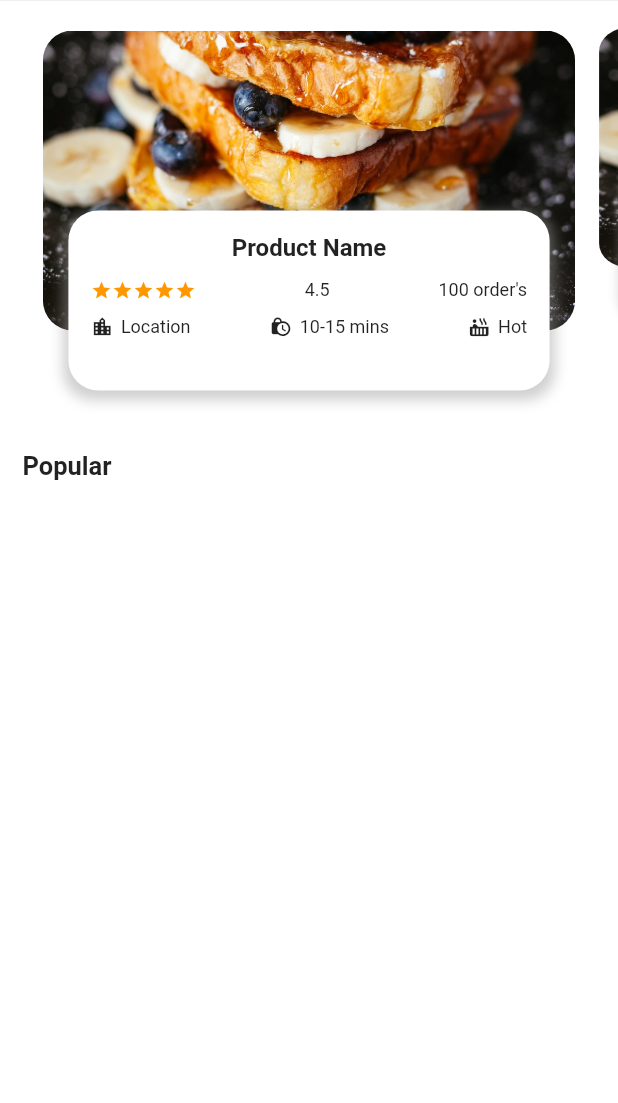
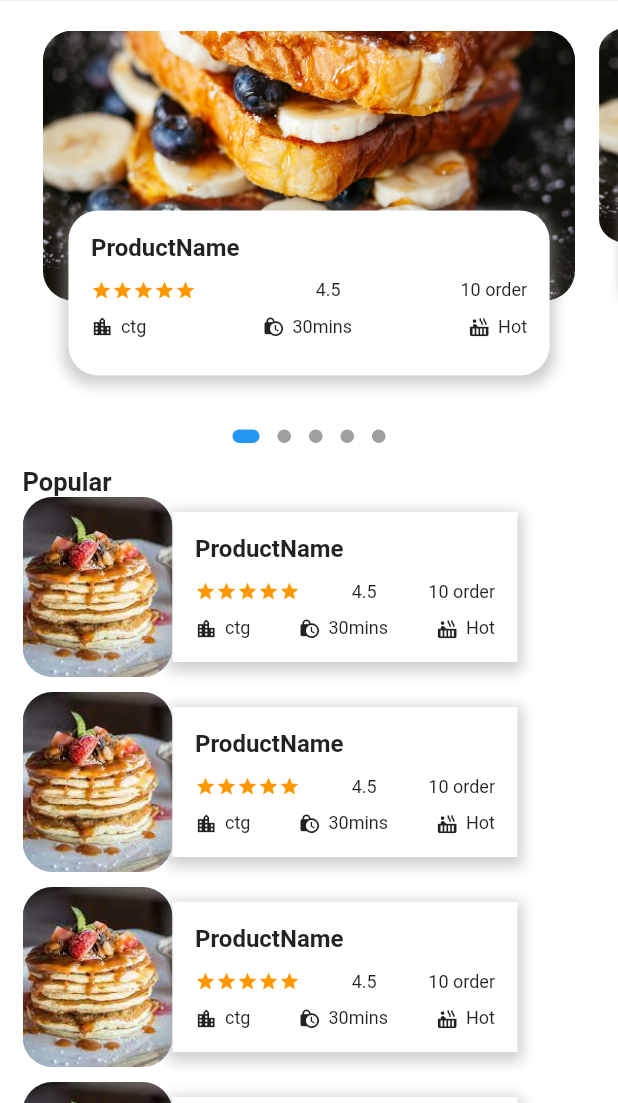
Before and after one commit to jahidul96/Flutter_FoodApp, a Flutter app: the screen it shows after launch, on a phone screen of 412 x 824 dp, the part 133-1236 px from its top. Run offline on Flutter 3.47's test engine with Material 2 defaults, Android fonts, the phone set to English and light mode, and no system bars; drawn by our look-alikes of dots_indicator; our stand-ins replace get.

Commit message:
home screen ui added

```diff
--- a/lib/components/CardBottomContent.dart
+++ b/lib/components/CardBottomContent.dart
@@ -23,7 +23,7 @@ class CardBottomContent extends StatelessWidget {
               Container(
                 margin: const EdgeInsets.only(left: 5),
                 child: TextWidget(
-                  text: "Location",
+                  text: "ctg",
                   size: 12,
                 ),
               )
@@ -38,7 +38,7 @@ class CardBottomContent extends StatelessWidget {
               Container(
                 margin: const EdgeInsets.only(left: 5),
                 child: TextWidget(
-                  text: "10-15 mins",
+                  text: "30mins",
                   size: 12,
                 ),
               )
--- a/lib/components/SliderWidget.dart
+++ b/lib/components/SliderWidget.dart
@@ -1,5 +1,7 @@
+import 'package:dots_indicator/dots_indicator.dart';
 import 'package:flutter/material.dart';
 import 'package:flutter_test_app/components/sliderCardContent.dart';
+import 'package:flutter_test_app/utils/_dimentions.dart';
 
 class SliderWidget extends StatefulWidget {
   const SliderWidget({super.key});
@@ -12,7 +14,6 @@ class _SliderWidgetState extends State<SliderWidget> {
   PageController pageController = PageController(viewportFraction: 0.9);
   var currentPage = 0.0;
   double scaleFactor = 0.8;
-  double _height = 220;
 
   @override
   void initState() {
@@ -32,8 +33,11 @@ class _SliderWidgetState extends State<SliderWidget> {
 
   @override
   Widget build(BuildContext context) {
-    return Container(
-      height: 280,
+    return Column(
+      children: [
+        // main wrapper
+        Container(
+          height: 270,
           margin: const EdgeInsets.only(top: 10),
           child: PageView.builder(
               controller: pageController,
@@ -41,24 +45,36 @@ class _SliderWidgetState extends State<SliderWidget> {
               itemBuilder: (context, position) {
                 return buildItem(position);
               }),
+        ),
+
+        // dots
+        Container(
+          child: new DotsIndicator(
+            dotsCount: 5,
+            position: currentPage,
+            decorator: DotsDecorator(
+              size: const Size.square(9.0),
+              activeSize: const Size(18.0, 9.0),
+              activeShape: RoundedRectangleBorder(
+                  borderRadius: BorderRadius.circular(5.0)),
+            ),
+          ),
+        )
+      ],
     );
   }
 
+// item components
   Widget buildItem(int index) {
     Matrix4 matrix = new Matrix4.identity();
 
     if (index == currentPage.floor()) {
       var currScale = 1 - (currentPage - index) * (1 - scaleFactor);
-      var currTrans = _height * (1 - currScale) / 2;
-      matrix = Matrix4.diagonal3Values(1, currScale, 1)
-        ..setTranslationRaw(0, currTrans, 0);
+      matrix = Matrix4.diagonal3Values(1, currScale, 1);
     } else if (index == currentPage.floor() + 1) {
       var currScale =
           scaleFactor + (currentPage - index + 1) * (1 - scaleFactor);
-      var currTrans = _height * (1 - currScale) / 2;
       matrix = Matrix4.diagonal3Values(1, currScale, 1);
-      matrix = Matrix4.diagonal3Values(1, currScale, 1)
-        ..setTranslationRaw(0, 0, currTrans);
     }
 
     return Transform(
@@ -66,7 +82,7 @@ class _SliderWidgetState extends State<SliderWidget> {
       child: Stack(
         children: [
           Container(
-            height: 200,
+            height: 180,
             margin: const EdgeInsets.only(left: 8, right: 8, top: 10),
             decoration: BoxDecoration(
               borderRadius: BorderRadius.circular(20),
@@ -79,7 +95,7 @@ class _SliderWidgetState extends State<SliderWidget> {
           Align(
             alignment: Alignment.bottomCenter,
             child: Container(
-              height: 120,
+              height: 110,
               margin: const EdgeInsets.only(
                   left: 25, right: 25, top: 20, bottom: 30),
               decoration: BoxDecoration(
--- /dev/null
+++ b/lib/components/_popularRest.dart
@@ -0,0 +1,65 @@
+import 'package:flutter/cupertino.dart';
+import 'package:flutter/material.dart';
+import 'package:flutter/src/widgets/container.dart';
+import 'package:flutter/src/widgets/framework.dart';
+import 'package:flutter_test_app/components/RatingIconWidget.dart';
+import 'package:flutter_test_app/components/TextWidget.dart';
+import 'package:flutter_test_app/components/sliderCardContent.dart';
+
+class PopularRestWidget extends StatelessWidget {
+  const PopularRestWidget({super.key});
+
+  @override
+  Widget build(BuildContext context) {
+    return Container(
+      height: 1500,
+      child: ListView.builder(
+          physics: NeverScrollableScrollPhysics(),
+          itemCount: 10,
+          itemBuilder: ((context, index) {
+            return Container(
+              margin: EdgeInsets.only(left: 15, right: 15, bottom: 10),
+              child: Row(
+                children: [
+                  Container(
+                    width: 100,
+                    height: 120,
+                    decoration: BoxDecoration(
+                        borderRadius: BorderRadius.circular(20),
+                        color: Colors.white,
+                        image: DecorationImage(
+                            image: AssetImage("assets/image/food2.jpg"),
+                            fit: BoxFit.cover)),
+                  ),
+
+                  // left content
+                  Container(
+                    height: 100,
+                    width: 230,
+                    // padding: EdgeInsets.all(10),
+                    alignment: Alignment.topLeft,
+                    decoration: BoxDecoration(
+                      color: Colors.white,
+                      boxShadow: [
+                        BoxShadow(
+                          color: Colors.grey.withOpacity(0.5),
+                          spreadRadius: 3,
+                          blurRadius: 7,
+                          offset:
+                              const Offset(0, 3), // changes position of shadow
+                        ),
+                      ],
+                    ),
+                    child: Column(children: [SliderCardContentWidget()]),
+                  ),
+                ],
+              ),
+            );
+          })),
+    );
+  }
+
+  Widget buildCard(int index) {
+    return Container();
+  }
+}
--- a/lib/components/sliderCardContent.dart
+++ b/lib/components/sliderCardContent.dart
@@ -13,10 +13,13 @@ class SliderCardContentWidget extends StatelessWidget {
       padding: const EdgeInsets.all(15),
       child: Column(
         children: [
-          TextWidget(
-            text: "Product Name",
-            size: 16,
-            fontWeight: FontWeight.w600,
+          Container(
+            alignment: Alignment.topLeft,
+            child: TextWidget(
+              text: "ProductName",
+              size: 16,
+              fontWeight: FontWeight.w600,
+            ),
           ),
           Container(
             margin: const EdgeInsets.only(top: 12),
@@ -29,7 +32,7 @@ class SliderCardContentWidget extends StatelessWidget {
                   size: 12,
                 ),
                 TextWidget(
-                  text: "100 order's",
+                  text: "10 order",
                   size: 12,
                 )
               ],
--- a/lib/screens/home.dart
+++ b/lib/screens/home.dart
@@ -2,6 +2,7 @@ import 'package:flutter/material.dart';
 import 'package:flutter_test_app/components/SliderWidget.dart';
 import 'package:flutter_test_app/components/TextWidget.dart';
 import 'package:flutter_test_app/components/TopWidget.dart';
+import 'package:flutter_test_app/components/_popularRest.dart';
 
 class HomePageWidget extends StatefulWidget {
   const HomePageWidget({super.key});
@@ -18,16 +19,24 @@ class _HomePageWidgetState extends State<HomePageWidget> {
       body: Column(
         children: [
           const TopWidget(),
+          Expanded(
+              child: SingleChildScrollView(
+            child: Column(
+              children: [
                 const SliderWidget(),
                 Container(
-            margin: const EdgeInsets.only(top: 10, left: 15, bottom: 20),
+                  margin: const EdgeInsets.only(top: 10, left: 15),
                   alignment: Alignment.topLeft,
                   child: TextWidget(
                     text: "Popular",
                     size: 17,
                     fontWeight: FontWeight.w600,
                   ),
-          )
+                ),
+                const PopularRestWidget()
+              ],
+            ),
+          ))
         ],
       ),
     );
--- /dev/null
+++ b/lib/utils/_dimentions.dart
@@ -0,0 +1,9 @@
+import 'package:get/get.dart';
+
+class Dimensions {
+  static double screenHeight = Get.context!.height;
+  static double screenWidth = Get.context!.width;
+
+  static double pagViewContainer = screenHeight / 3.84;
+  static double pageViewTextContainer = screenHeight / 7.03;
+}
--- a/pubspec.yaml
+++ b/pubspec.yaml
@@ -31,6 +31,9 @@ environment:
 dependencies:
   flutter:
     sdk: flutter
+
+  dots_indicator: ^2.1.0
+  get: ^4.6.5
 
   # The following adds the Cupertino Icons font to your application.
   # Use with the CupertinoIcons class for iOS style icons.
```
Also changed, not shown: pubspec.lock. Lines whose indentation alone changed are shown as unchanged.
